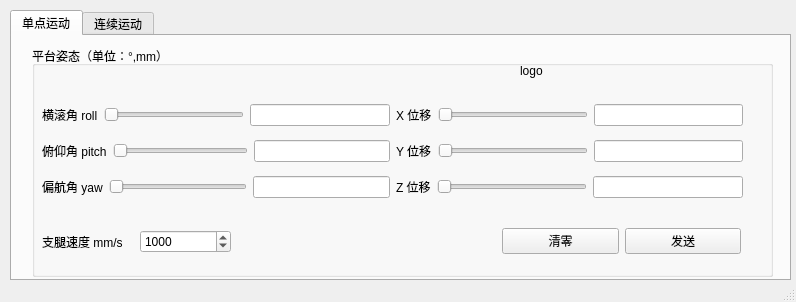
Above: StewartCtrlPanelUI.ui from urgotz/LabTool before the change. Below: the same form after it.
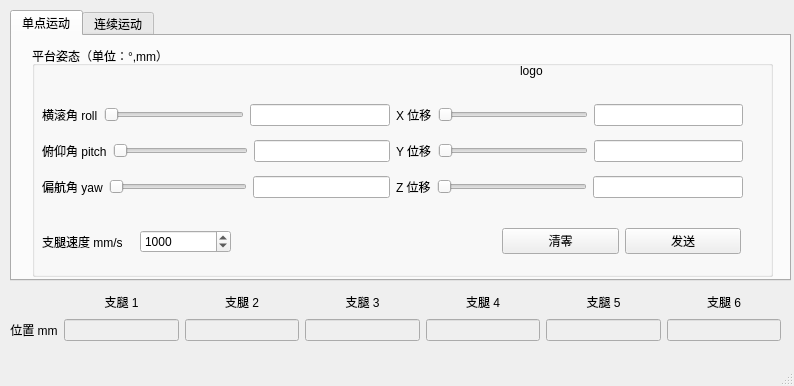
That is the form after the change.

The edit to the form file:
```diff
--- a/StewartCtrlPanelUI.ui
+++ b/StewartCtrlPanelUI.ui
@@ -6,8 +6,8 @@
    <rect>
     <x>0</x>
     <y>0</y>
-    <width>796</width>
-    <height>302</height>
+    <width>794</width>
+    <height>386</height>
    </rect>
   </property>
   <property name="windowTitle">
@@ -1050,6 +1050,130 @@
      <string>logo</string>
     </property>
    </widget>
+   <widget class="QWidget" name="gridLayoutWidget">
+    <property name="geometry">
+     <rect>
+      <x>10</x>
+      <y>290</y>
+      <width>771</width>
+      <height>51</height>
+     </rect>
+    </property>
+    <layout class="QGridLayout" name="gridLayout">
+     <item row="0" column="1">
+      <widget class="QLabel" name="label_20">
+       <property name="text">
+        <string>支腿 1</string>
+       </property>
+       <property name="alignment">
+        <set>Qt::AlignCenter</set>
+       </property>
+      </widget>
+     </item>
+     <item row="1" column="0">
+      <widget class="QLabel" name="label_37">
+       <property name="text">
+        <string>位置 mm</string>
+       </property>
+       <property name="alignment">
+        <set>Qt::AlignCenter</set>
+       </property>
+      </widget>
+     </item>
+     <item row="1" column="1">
+      <widget class="QLineEdit" name="leglen_1">
+       <property name="enabled">
+        <bool>false</bool>
+       </property>
+      </widget>
+     </item>
+     <item row="0" column="6">
+      <widget class="QLabel" name="label_36">
+       <property name="text">
+        <string>支腿 6</string>
+       </property>
+       <property name="alignment">
+        <set>Qt::AlignCenter</set>
+       </property>
+      </widget>
+     </item>
+     <item row="1" column="6">
+      <widget class="QLineEdit" name="leglen_6">
+       <property name="enabled">
+        <bool>false</bool>
+       </property>
+      </widget>
+     </item>
+     <item row="0" column="5">
+      <widget class="QLabel" name="label_35">
+       <property name="text">
+        <string>支腿 5</string>
+       </property>
+       <property name="alignment">
+        <set>Qt::AlignCenter</set>
+       </property>
+      </widget>
+     </item>
+     <item row="1" column="2">
+      <widget class="QLineEdit" name="leglen_2">
+       <property name="enabled">
+        <bool>false</bool>
+       </property>
+      </widget>
+     </item>
+     <item row="1" column="4">
+      <widget class="QLineEdit" name="leglen_4">
+       <property name="enabled">
+        <bool>false</bool>
+       </property>
+      </widget>
+     </item>
+     <item row="1" column="5">
+      <widget class="QLineEdit" name="leglen_5">
+       <property name="enabled">
+        <bool>false</bool>
+       </property>
+      </widget>
+     </item>
+     <item row="1" column="3">
+      <widget class="QLineEdit" name="leglen_3">
+       <property name="enabled">
+        <bool>false</bool>
+       </property>
+      </widget>
+     </item>
+     <item row="0" column="2">
+      <widget class="QLabel" name="label_32">
+       <property name="text">
+        <string>支腿 2</string>
+       </property>
+       <property name="alignment">
+        <set>Qt::AlignCenter</set>
+       </property>
+      </widget>
+     </item>
+     <item row="0" column="3">
+      <widget class="QLabel" name="label_33">
+       <property name="text">
+        <string>支腿 3</string>
+       </property>
+       <property name="alignment">
+        <set>Qt::AlignCenter</set>
+       </property>
+      </widget>
+     </item>
+     <item row="0" column="4">
+      <widget class="QLabel" name="label_34">
+       <property name="text">
+        <string>支腿 4</string>
+       </property>
+       <property name="alignment">
+        <set>Qt::AlignCenter</set>
+       </property>
+      </widget>
+     </item>
+    </layout>
+   </widget>
   </widget>
   <widget class="QStatusBar" name="statusbar"/>
  </widget>
```
